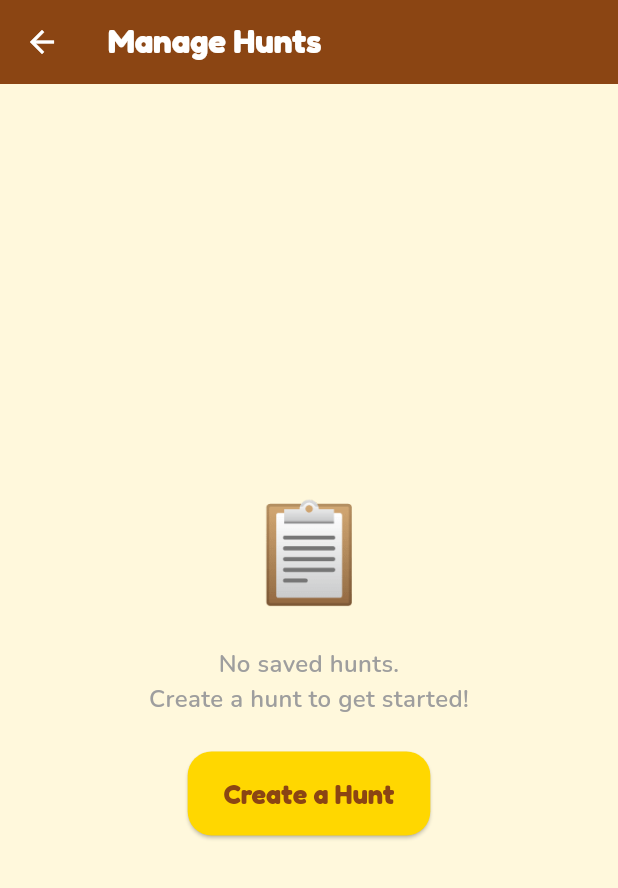
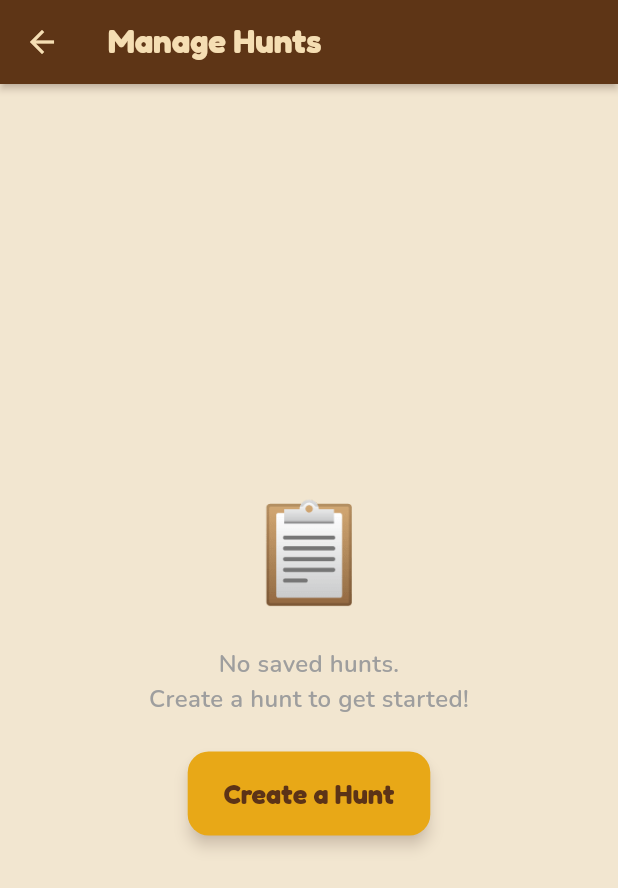
Before and after one commit to saturn1888/saturn1888, a Flutter app: the screen it shows after launch, after a tap on "Manage Hunts 📋", on a phone screen of 412 x 824 dp. Shown: the top 888 px of the screen. Run offline on Flutter 3.47's test engine with Material 3 defaults, Android fonts, the phone set to English and light mode, and no system bars; our stand-ins replace audioplayers, confetti, google_fonts, hive, hive_flutter, image_picker; accounts and stored records are empty.

Commit message:
Refine colour palette for professional treasure hunt feel
- App theme: richer antique gold (#E8A817), deeper wood brown (#5C3317),
  warm parchment (#F2E6D0), leather accent (#8B5E3C), dark ink (#3E2723)
- Hunt themes: deeper backgrounds with more contrast between bg/card,
  warmer accent tones (pirate gold, space teal, jungle sage, birthday
  amber, halloween amber, christmas sage)
- Home screen: warmer parchment gradient, leather-toned manage button,
  wheat-coloured app bar text throughout
- Added Nunito body text in dark ink for better readability
- Chip theme and snack bar styling in ThemeData

https://claude.ai/code/session_017Aw2r6LuaKG11VTUwd3Kn5

```diff
--- a/lib/models/hunt_theme.dart
+++ b/lib/models/hunt_theme.dart
@@ -40,49 +40,49 @@ class HuntThemeData {
     HuntThemeData(
       name: 'Pirate Treasure',
       emoji: '🏴‍☠️',
-      backgroundColor: Color(0xFF1B2838),
-      accentColor: Color(0xFFFFD700),
-      cardColor: Color(0xFF2A3F5F),
+      backgroundColor: Color(0xFF162030),
+      accentColor: Color(0xFFE8A817),
+      cardColor: Color(0xFF1E3050),
       type: HuntThemeType.pirate,
     ),
     HuntThemeData(
       name: 'Space Mission',
       emoji: '🚀',
-      backgroundColor: Color(0xFF2D1B69),
-      accentColor: Color(0xFF00E5FF),
-      cardColor: Color(0xFF3D2B79),
+      backgroundColor: Color(0xFF1A1040),
+      accentColor: Color(0xFF64FFDA),
+      cardColor: Color(0xFF2A1860),
       type: HuntThemeType.space,
     ),
     HuntThemeData(
       name: 'Jungle Explorer',
       emoji: '🌿',
-      backgroundColor: Color(0xFF1B5E20),
-      accentColor: Color(0xFFCDDC39),
-      cardColor: Color(0xFF2E7D32),
+      backgroundColor: Color(0xFF0D3B1E),
+      accentColor: Color(0xFF8BC34A),
+      cardColor: Color(0xFF1A5C30),
       type: HuntThemeType.jungle,
     ),
     HuntThemeData(
       name: 'Birthday',
       emoji: '🎂',
-      backgroundColor: Color(0xFFFF1493),
-      accentColor: Color(0xFFFFEB3B),
-      cardColor: Color(0xFFFF69B4),
+      backgroundColor: Color(0xFF880E4F),
+      accentColor: Color(0xFFFFD54F),
+      cardColor: Color(0xFFA01560),
       type: HuntThemeType.birthday,
     ),
     HuntThemeData(
       name: 'Halloween',
       emoji: '🎃',
-      backgroundColor: Color(0xFF1A1A1A),
-      accentColor: Color(0xFFFF6D00),
-      cardColor: Color(0xFF2D2D2D),
+      backgroundColor: Color(0xFF1A1005),
+      accentColor: Color(0xFFFF8F00),
+      cardColor: Color(0xFF2D1A08),
       type: HuntThemeType.halloween,
     ),
     HuntThemeData(
       name: 'Christmas',
       emoji: '🎄',
-      backgroundColor: Color(0xFFC62828),
-      accentColor: Color(0xFF4CAF50),
-      cardColor: Color(0xFFD32F2F),
+      backgroundColor: Color(0xFF7B1818),
+      accentColor: Color(0xFF81C784),
+      cardColor: Color(0xFF9B2020),
       type: HuntThemeType.christmas,
     ),
   ];
--- a/lib/screens/home_screen.dart
+++ b/lib/screens/home_screen.dart
@@ -13,16 +13,16 @@ class HomeScreen extends StatelessWidget {
         decoration: const BoxDecoration(
           // Parchment/old map gradient background
           gradient: LinearGradient(
-            begin: Alignment.topLeft,
-            end: Alignment.bottomRight,
+            begin: Alignment.topCenter,
+            end: Alignment.bottomCenter,
             colors: [
-              Color(0xFFD4B896),
-              Color(0xFFC4A97D),
-              Color(0xFFBE9B6B),
-              Color(0xFFD2B48C),
-              Color(0xFFC4A97D),
+              Color(0xFFD9C4A5),
+              Color(0xFFCBB48E),
+              Color(0xFFC1A676),
+              Color(0xFFB89A68),
+              Color(0xFFCBB48E),
             ],
-            stops: [0.0, 0.25, 0.5, 0.75, 1.0],
+            stops: [0.0, 0.2, 0.5, 0.8, 1.0],
           ),
         ),
         child: SafeArea(
@@ -141,23 +141,20 @@ class HomeScreen extends StatelessWidget {
                       const SizedBox(height: 14),
                       SizedBox(
                         width: double.infinity,
-                        child: OutlinedButton(
+                        child: ElevatedButton(
                           onPressed: () =>
                               Navigator.pushNamed(context, '/manage'),
-                          style: OutlinedButton.styleFrom(
-                            side: BorderSide(
-                              color: AppTheme.warmBrown.withOpacity(0.6),
-                              width: 2,
-                            ),
+                          style: ElevatedButton.styleFrom(
+                            backgroundColor: AppTheme.leather,
+                            foregroundColor: const Color(0xFFF5DEB3),
                             padding: const EdgeInsets.symmetric(vertical: 18),
-                            shape: RoundedRectangleBorder(
-                              borderRadius: BorderRadius.circular(16),
-                            ),
+                            elevation: 4,
+                            shadowColor: Colors.brown.withOpacity(0.4),
                           ),
                           child: Text(
                             'Manage Hunts 📋',
                             style: AppTheme.heading(
-                                size: 20, color: AppTheme.warmBrown),
+                                size: 20, color: const Color(0xFFF5DEB3)),
                           ),
                         ),
                       ),
@@ -183,7 +180,7 @@ class HomeScreen extends StatelessWidget {
                           vertical: 8,
                         ),
                         decoration: BoxDecoration(
-                          color: const Color(0xFFD4B896).withOpacity(0.8),
+                          color: const Color(0xFFD9C4A5).withOpacity(0.9),
                           borderRadius: BorderRadius.circular(12),
                           border: Border.all(color: AppTheme.warmBrown),
                           boxShadow: [
--- a/lib/theme/app_theme.dart
+++ b/lib/theme/app_theme.dart
@@ -2,11 +2,16 @@ import 'package:flutter/material.dart';
 import 'package:google_fonts/google_fonts.dart';
 
 class AppTheme {
-  static const Color gold = Color(0xFFFFD700);
-  static const Color darkGold = Color(0xFFB8860B);
-  static const Color warmBrown = Color(0xFF8B4513);
-  static const Color cream = Color(0xFFFFF8DC);
-  static const Color adventureGreen = Color(0xFF2E7D32);
+  // Rich treasure palette
+  static const Color gold = Color(0xFFE8A817);        // Warm antique gold
+  static const Color darkGold = Color(0xFFC7880B);     // Deep treasure gold
+  static const Color warmBrown = Color(0xFF5C3317);    // Rich dark wood
+  static const Color leather = Color(0xFF8B5E3C);      // Leather brown
+  static const Color parchment = Color(0xFFF2E6D0);    // Warm parchment
+  static const Color cream = Color(0xFFF2E6D0);        // Same as parchment (compat)
+  static const Color adventureGreen = Color(0xFF1B6B3A); // Deep forest green
+  static const Color rust = Color(0xFFA0522D);         // Rusty accent
+  static const Color inkBrown = Color(0xFF3E2723);     // Dark ink
 
   static ThemeData get theme {
     return ThemeData(
@@ -16,17 +21,18 @@ class AppTheme {
         brightness: Brightness.light,
         primary: darkGold,
         secondary: adventureGreen,
-        surface: cream,
+        surface: parchment,
       ),
-      scaffoldBackgroundColor: cream,
+      scaffoldBackgroundColor: parchment,
       appBarTheme: AppBarTheme(
         backgroundColor: warmBrown,
-        foregroundColor: Colors.white,
-        elevation: 0,
+        foregroundColor: const Color(0xFFF5DEB3), // Wheat
+        elevation: 2,
+        shadowColor: Colors.brown.withOpacity(0.5),
         titleTextStyle: GoogleFonts.fredoka(
           fontWeight: FontWeight.w700,
           fontSize: 22,
-          color: Colors.white,
+          color: const Color(0xFFF5DEB3),
         ),
       ),
       elevatedButtonTheme: ElevatedButtonThemeData(
@@ -34,23 +40,28 @@ class AppTheme {
           minimumSize: const Size(48, 56),
           textStyle: GoogleFonts.fredoka(fontSize: 18, fontWeight: FontWeight.w700),
           shape: RoundedRectangleBorder(
-            borderRadius: BorderRadius.circular(16),
+            borderRadius: BorderRadius.circular(14),
           ),
           padding: const EdgeInsets.symmetric(horizontal: 24, vertical: 16),
+          elevation: 4,
+          shadowColor: Colors.brown.withOpacity(0.4),
         ),
       ),
       cardTheme: CardThemeData(
-        elevation: 4,
+        elevation: 3,
+        shadowColor: Colors.brown.withOpacity(0.3),
         shape: RoundedRectangleBorder(
-          borderRadius: BorderRadius.circular(16),
+          borderRadius: BorderRadius.circular(14),
         ),
-        margin: const EdgeInsets.symmetric(horizontal: 16, vertical: 8),
+        color: Colors.white,
+        margin: const EdgeInsets.symmetric(horizontal: 16, vertical: 6),
       ),
       floatingActionButtonTheme: FloatingActionButtonThemeData(
         backgroundColor: gold,
         foregroundColor: warmBrown,
+        elevation: 4,
         shape: RoundedRectangleBorder(
-          borderRadius: BorderRadius.circular(16),
+          borderRadius: BorderRadius.circular(14),
         ),
       ),
       inputDecorationTheme: InputDecorationTheme(
@@ -58,17 +69,29 @@ class AppTheme {
         fillColor: Colors.white,
         border: OutlineInputBorder(
           borderRadius: BorderRadius.circular(12),
-          borderSide: BorderSide(color: darkGold),
+          borderSide: BorderSide(color: leather.withOpacity(0.4)),
         ),
         enabledBorder: OutlineInputBorder(
           borderRadius: BorderRadius.circular(12),
-          borderSide: BorderSide(color: darkGold.withOpacity(0.5)),
+          borderSide: BorderSide(color: leather.withOpacity(0.3)),
         ),
         focusedBorder: OutlineInputBorder(
           borderRadius: BorderRadius.circular(12),
           borderSide: const BorderSide(color: darkGold, width: 2),
         ),
         contentPadding: const EdgeInsets.symmetric(horizontal: 16, vertical: 14),
+      ),
+      chipTheme: ChipThemeData(
+        selectedColor: darkGold,
+        backgroundColor: const Color(0xFFEDE0D0),
+        labelStyle: const TextStyle(fontWeight: FontWeight.bold),
+        shape: RoundedRectangleBorder(
+          borderRadius: BorderRadius.circular(10),
+        ),
+      ),
+      snackBarTheme: SnackBarThemeData(
+        behavior: SnackBarBehavior.floating,
+        shape: RoundedRectangleBorder(borderRadius: BorderRadius.circular(10)),
       ),
     );
   }
@@ -84,7 +107,7 @@ class AppTheme {
   static TextStyle body({double size = 16, Color? color}) {
     return GoogleFonts.nunito(
       fontSize: size,
-      color: color ?? Colors.black87,
+      color: color ?? inkBrown,
       fontWeight: FontWeight.w600,
     );
   }
```
